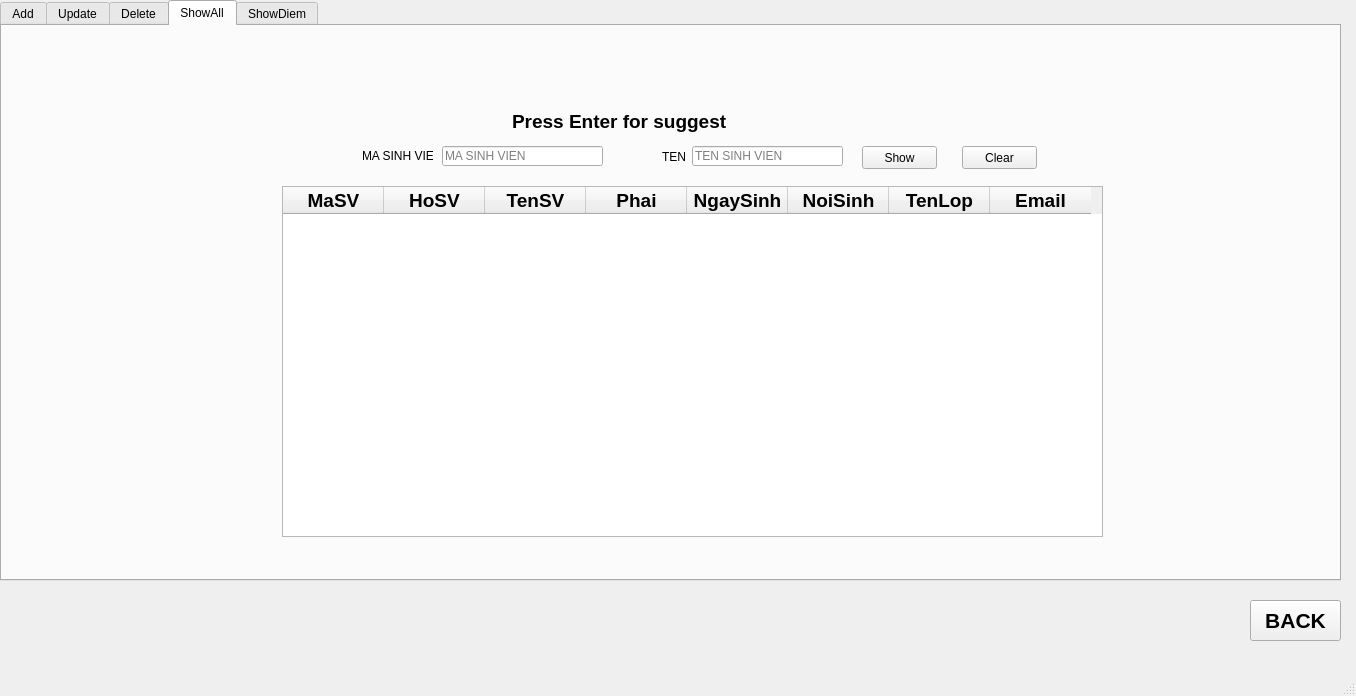
The window that app/view/Student.ui (huynhngoanhthai/python_project) describes before a commit, drawn with Qt 5.
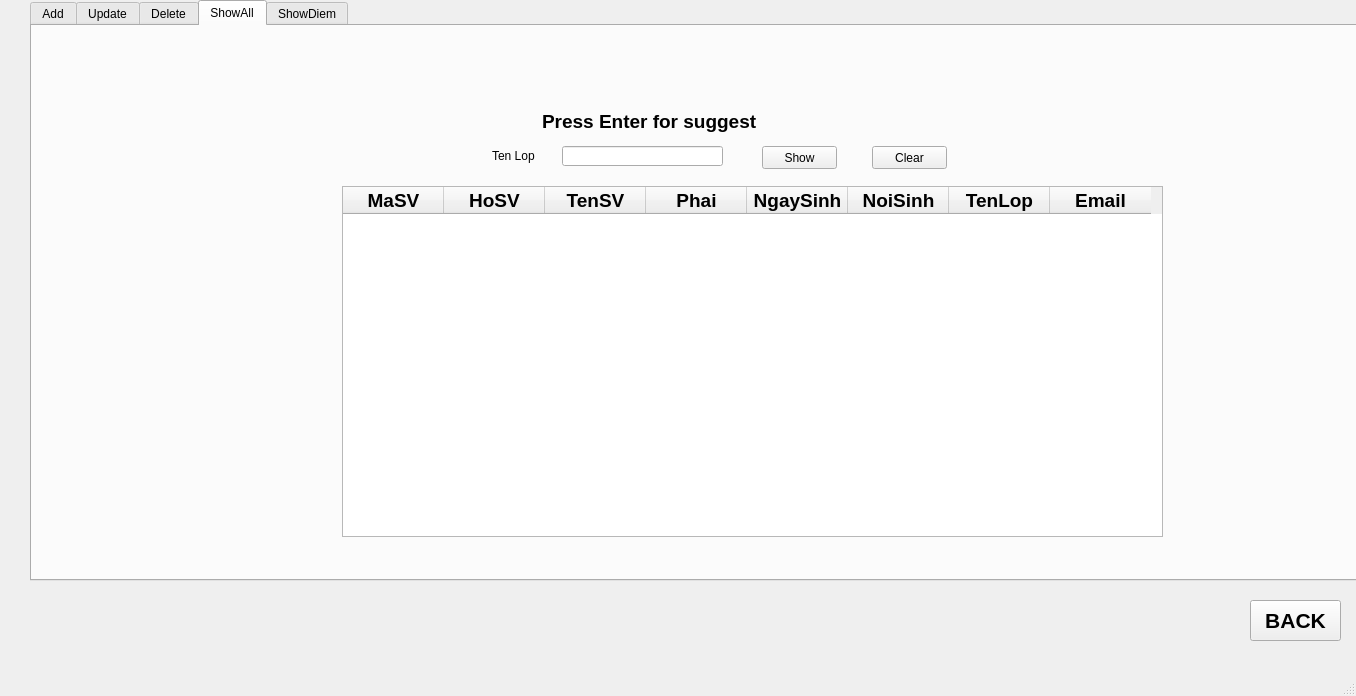
The same window after the commit. The open tabs and pages were chosen to show the change.

What changed in the file:
```diff
--- a/app/view/Student.ui
+++ b/app/view/Student.ui
@@ -20,7 +20,7 @@
     </property>
     <property name="geometry">
      <rect>
-      <x>0</x>
+      <x>30</x>
       <y>0</y>
       <width>1341</width>
       <height>581</height>
@@ -1068,27 +1068,14 @@
      <widget class="QLabel" name="label_14">
       <property name="geometry">
        <rect>
-        <x>360</x>
+        <x>460</x>
         <y>120</y>
         <width>71</width>
         <height>20</height>
        </rect>
       </property>
       <property name="text">
-       <string>MA SINH VIEN</string>
-      </property>
-     </widget>
-     <widget class="QLabel" name="label_15">
-      <property name="geometry">
-       <rect>
-        <x>660</x>
-        <y>120</y>
-        <width>31</width>
-        <height>21</height>
-       </rect>
-      </property>
-      <property name="text">
-       <string>TEN</string>
+       <string>Ten Lop</string>
       </property>
      </widget>
      <widget class="QLabel" name="label_16">
@@ -1111,45 +1098,10 @@
        <string>Press Enter for suggest</string>
       </property>
      </widget>
-     <widget class="QLineEdit" name="QLineSAMaSV">
-      <property name="geometry">
-       <rect>
-        <x>440</x>
-        <y>120</y>
-        <width>161</width>
-        <height>20</height>
-       </rect>
-      </property>
-      <property name="placeholderText">
-       <string>MA SINH VIEN</string>
-      </property>
-     </widget>
-     <widget class="QLineEdit" name="QLineSATenSV">
-      <property name="geometry">
-       <rect>
-        <x>690</x>
-        <y>120</y>
-        <width>151</width>
-        <height>20</height>
-       </rect>
-      </property>
-      <property name="dragEnabled">
-       <bool>false</bool>
-      </property>
-      <property name="readOnly">
-       <bool>false</bool>
-      </property>
-      <property name="placeholderText">
-       <string>TEN SINH VIEN</string>
-      </property>
-      <property name="cursorMoveStyle">
-       <enum>Qt::LogicalMoveStyle</enum>
-      </property>
-     </widget>
      <widget class="QPushButton" name="QButtonShowAll">
       <property name="geometry">
        <rect>
-        <x>860</x>
+        <x>730</x>
         <y>120</y>
         <width>75</width>
         <height>23</height>
@@ -1162,7 +1114,7 @@
      <widget class="QPushButton" name="QButtonSAClear">
       <property name="geometry">
        <rect>
-        <x>960</x>
+        <x>840</x>
         <y>120</y>
         <width>75</width>
         <height>23</height>
@@ -1175,7 +1127,7 @@
      <widget class="QTableWidget" name="QTableShowAll">
       <property name="geometry">
        <rect>
-        <x>280</x>
+        <x>310</x>
         <y>160</y>
         <width>821</width>
         <height>351</height>
@@ -1306,6 +1258,16 @@
        </property>
       </column>
      </widget>
+     <widget class="QLineEdit" name="QLineSATenLop">
+      <property name="geometry">
+       <rect>
+        <x>530</x>
+        <y>120</y>
+        <width>161</width>
+        <height>20</height>
+       </rect>
+      </property>
+     </widget>
     </widget>
     <widget class="QWidget" name="ShowDiem">
      <attribute name="title">
```
Left out of the diff: 2 changed lines with no effect on the pictures.
